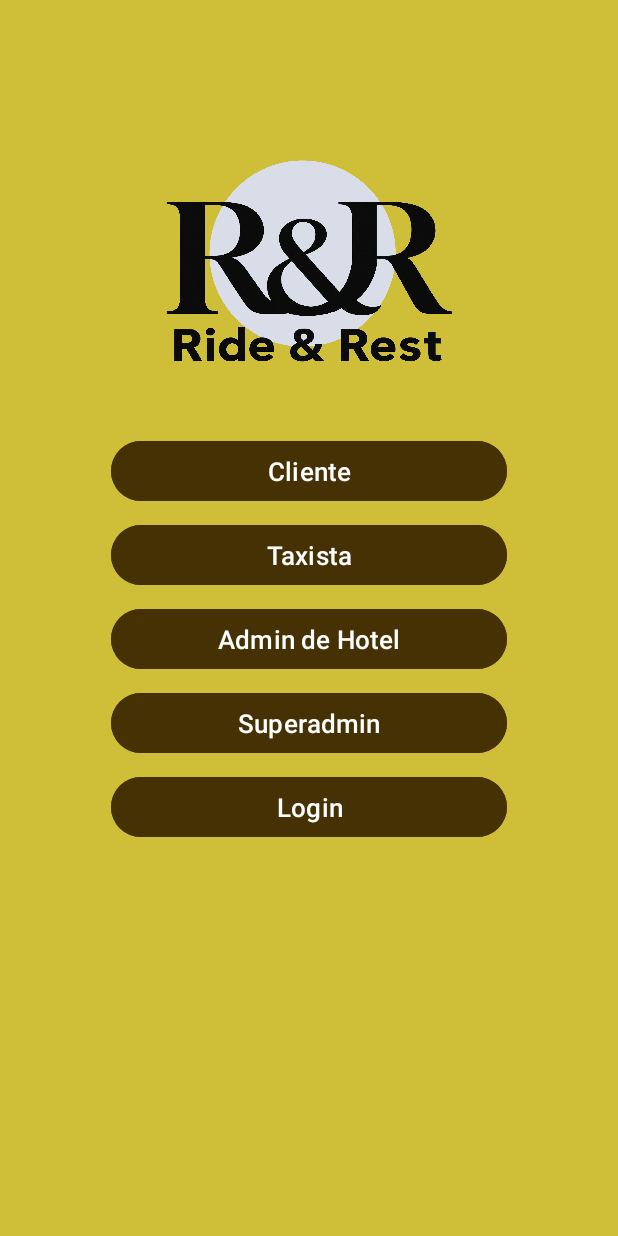
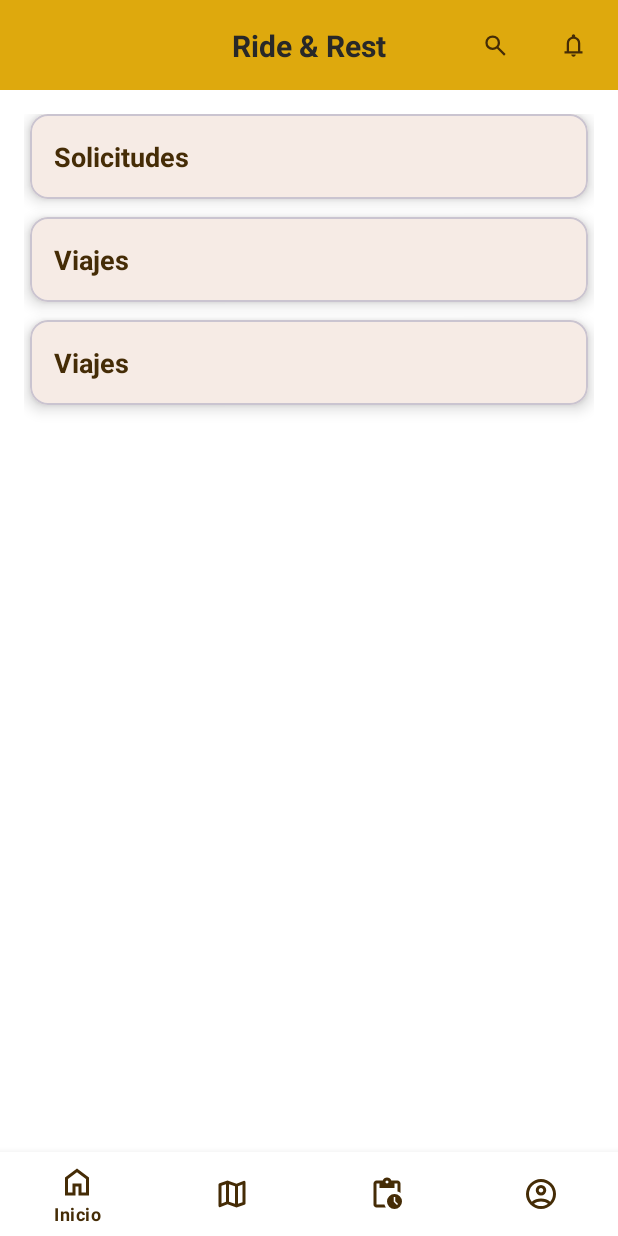
Before and after one commit to atl1998/IOT-RIDE-REST, an Android app: the screen it shows after launch (MainActivity before the commit, TaxistaMain after it), after a tap on "Taxista", on a phone screen of 412 x 824 dp. Run offline under Robolectric (Android 15) with nearby library versions, the phone set to English and light mode, and no system bars; Roboto replaces fonts that are not available here.

Commit message:
navigation del rol taxista

```diff
--- a/APP_R_R/app/src/main/AndroidManifest.xml
+++ b/APP_R_R/app/src/main/AndroidManifest.xml
@@ -85,6 +85,11 @@
 
             <!-- Puedes agregar un intent-filter si es necesario -->
         </activity>
+
+
+        <!-- seccion taxistaaaaaaaaaaaaaaaaaaaaaaaaaaaaaaaaaaaaaaaaaaaa -->
+        <activity android:name=".taxista.TaxistaMain" />
+        <!-- seccion taxistaaaaaaaaaaaaaaaaaaaaaaaaaaaaaaaaaaaaaaaaaaaa -->
         <activity
             android:name=".loginAndRegister.PostulacionTaxistaActivity"
             android:exported="false" />
--- a/APP_R_R/app/src/main/java/com/example/hotelreservaapp/MainActivity.java
+++ b/APP_R_R/app/src/main/java/com/example/hotelreservaapp/MainActivity.java
@@ -11,6 +11,8 @@ import com.example.hotelreservaapp.cliente.HomeCliente;
 import com.example.hotelreservaapp.cliente.ListaHotelesCliente;
 import com.example.hotelreservaapp.loginAndRegister.InicioActivity;
 import com.example.hotelreservaapp.superadmin.SuperAdminActivity;
+import com.example.hotelreservaapp.taxista.TaxistaMain;
+import com.example.hotelreservaapp.taxista.fragments.TaxiInicioFragment;
 import com.google.android.material.button.MaterialButton;
 
 public class MainActivity extends AppCompatActivity {
@@ -37,7 +39,7 @@ public class MainActivity extends AppCompatActivity {
         });
 
         btnTaxista.setOnClickListener(v -> {
-            // startActivity(new Intent(this, TaxistaActivity.class));
+            startActivity(new Intent(this, TaxistaMain.class));
         });
 
         btnAdminHotel.setOnClickListener(v -> {
--- /dev/null
+++ b/APP_R_R/app/src/main/java/com/example/hotelreservaapp/taxista/TaxistaMain.java
@@ -0,0 +1,55 @@
+package com.example.hotelreservaapp.taxista;
+
+import android.os.Bundle;
+import androidx.annotation.NonNull;
+import androidx.appcompat.app.AppCompatActivity;
+import androidx.fragment.app.Fragment;
+import com.example.hotelreservaapp.R;
+import com.example.hotelreservaapp.taxista.fragments.TaxiInicioFragment;
+import com.example.hotelreservaapp.taxista.fragments.TaxiMapaFragment;
+import com.example.hotelreservaapp.taxista.fragments.TaxiHistorialFragment;
+import com.example.hotelreservaapp.taxista.fragments.TaxiPerfilFragment;
+import com.google.android.material.bottomnavigation.BottomNavigationView;
+
+public class TaxistaMain extends AppCompatActivity {
+
+    @Override
+    protected void onCreate(Bundle savedInstanceState) {
+        super.onCreate(savedInstanceState);
+        setContentView(R.layout.taxista_activity_main);
+
+        BottomNavigationView bottomNav = findViewById(R.id.bottomNavigationTaxista);
+        bottomNav.setOnItemSelectedListener(navListener);
+
+        // Fragmento inicial por defecto
+        if (savedInstanceState == null) {
+            getSupportFragmentManager().beginTransaction()
+                    .replace(R.id.fragmentContainerTaxista, new TaxiInicioFragment())
+                    .commit();
+        }
+    }
+
+    private final BottomNavigationView.OnItemSelectedListener navListener =
+            item -> {
+                Fragment selectedFragment = null;
+
+                int itemId = item.getItemId();
+                if (itemId == R.id.inicioTaxista) {
+                    selectedFragment = new TaxiInicioFragment();
+                } else if (itemId == R.id.mapaTaxista) {
+                    selectedFragment = new TaxiMapaFragment();
+                } else if (itemId == R.id.historialTaxista) {
+                    selectedFragment = new TaxiHistorialFragment();
+                } else if (itemId == R.id.perfilTaxista) {
+                    selectedFragment = new TaxiPerfilFragment();
+                }
+
+                if (selectedFragment != null) {
+                    getSupportFragmentManager().beginTransaction()
+                            .replace(R.id.fragmentContainerTaxista, new TaxiInicioFragment())
+                            .commit();
+                    return true;
+                }
+                return false;
+            };
+}
--- /dev/null
+++ b/APP_R_R/app/src/main/java/com/example/hotelreservaapp/taxista/fragments/TaxiHistorialFragment.java
@@ -0,0 +1,6 @@
+package com.example.hotelreservaapp.taxista.fragments;
+
+import androidx.fragment.app.Fragment;
+
+public class TaxiHistorialFragment extends Fragment {
+}
--- /dev/null
+++ b/APP_R_R/app/src/main/java/com/example/hotelreservaapp/taxista/fragments/TaxiInicioFragment.java
@@ -0,0 +1,51 @@
+package com.example.hotelreservaapp.taxista.fragments;
+
+import android.os.Bundle;
+import android.view.LayoutInflater;
+import android.view.View;
+import android.view.ViewGroup;
+import androidx.annotation.NonNull;
+import androidx.annotation.Nullable;
+import androidx.fragment.app.Fragment;
+import androidx.fragment.app.FragmentTransaction;
+
+import com.example.hotelreservaapp.R;
+import com.google.android.material.card.MaterialCardView;
+
+public class TaxiInicioFragment extends Fragment {
+
+    private MaterialCardView cardSolicitudes, cardViajes, cardHistorial;
+
+    public TaxiInicioFragment() {}
+
+    @Nullable
+    @Override
+    public View onCreateView(@NonNull LayoutInflater inflater, @Nullable ViewGroup container, @Nullable Bundle savedInstanceState) {
+        View view = inflater.inflate(R.layout.taxista_fragment_inicio, container, false);
+
+        // Referencias a las tarjetas
+        cardSolicitudes = view.findViewById(R.id.cardSolicitudes);
+        cardViajes = view.findViewById(R.id.cardViajes);
+        cardHistorial = view.findViewById(R.id.cardHistorial);
+
+        // Click en Solicitudes -> fragment de mapa
+        cardSolicitudes.setOnClickListener(v -> abrirFragment(new TaxiMapaFragment()));
+
+        // Click en Viajes (podrías cambiar esto a un fragment de viajes activos si tienes)
+        cardViajes.setOnClickListener(v -> abrirFragment(new TaxiMapaFragment()));
+
+        // Click en Historial
+        cardHistorial.setOnClickListener(v -> abrirFragment(new TaxiHistorialFragment()));
+
+        return view;
+    }
+
+    private void abrirFragment(Fragment fragment) {
+        FragmentTransaction transaction = requireActivity()
+                .getSupportFragmentManager()
+                .beginTransaction();
+        transaction.replace(R.id.fragmentContainerTaxista, fragment); // Este ID debe coincidir con el del contenedor
+        transaction.addToBackStack(null);
+        transaction.commit();
+    }
+}
--- /dev/null
+++ b/APP_R_R/app/src/main/java/com/example/hotelreservaapp/taxista/fragments/TaxiMapaFragment.java
@@ -0,0 +1,6 @@
+package com.example.hotelreservaapp.taxista.fragments;
+
+import androidx.fragment.app.Fragment;
+
+public class TaxiMapaFragment extends Fragment {
+}
--- /dev/null
+++ b/APP_R_R/app/src/main/java/com/example/hotelreservaapp/taxista/fragments/TaxiPerfilFragment.java
@@ -0,0 +1,6 @@
+package com.example.hotelreservaapp.taxista.fragments;
+
+import androidx.fragment.app.Fragment;
+
+public class TaxiPerfilFragment extends Fragment {
+}
--- /dev/null
+++ b/APP_R_R/app/src/main/res/layout/taxista_activity_main.xml
@@ -0,0 +1,30 @@
+<?xml version="1.0" encoding="utf-8"?>
+<androidx.coordinatorlayout.widget.CoordinatorLayout
+    xmlns:android="http://schemas.android.com/apk/res/android"
+    xmlns:app="http://schemas.android.com/apk/res-auto"
+    android:layout_width="match_parent"
+    android:layout_height="match_parent">
+
+    <FrameLayout
+        android:id="@+id/fragmentContainerTaxista"
+        android:layout_width="match_parent"
+        android:layout_height="match_parent"
+        android:layout_marginTop="0dp"
+        android:layout_weight="1"
+        app:layout_constraintBottom_toTopOf="@id/bottomNavigationTaxista"
+        app:layout_constraintTop_toTopOf="parent" />
+
+
+
+
+    <com.google.android.material.bottomnavigation.BottomNavigationView
+        android:id="@+id/bottomNavigationTaxista"
+        android:layout_width="match_parent"
+        android:layout_height="wrap_content"
+        android:layout_gravity="bottom"
+        android:background="@color/white"
+        app:itemIconTint="@color/marron_oscuro"
+        app:itemTextColor="@color/marron_oscuro"
+        app:menu="@menu/taxista_menu_navigation" />
+
+</androidx.coordinatorlayout.widget.CoordinatorLayout>
--- /dev/null
+++ b/APP_R_R/app/src/main/res/layout/taxista_fragment_historial.xml
@@ -0,0 +1,6 @@
+<?xml version="1.0" encoding="utf-8"?>
+<androidx.constraintlayout.widget.ConstraintLayout xmlns:android="http://schemas.android.com/apk/res/android"
+    android:layout_width="match_parent"
+    android:layout_height="match_parent">
+
+</androidx.constraintlayout.widget.ConstraintLayout>
--- /dev/null
+++ b/APP_R_R/app/src/main/res/layout/taxista_fragment_inicio.xml
@@ -0,0 +1,174 @@
+<?xml version="1.0" encoding="utf-8"?>
+<androidx.constraintlayout.widget.ConstraintLayout
+    xmlns:android="http://schemas.android.com/apk/res/android"
+    xmlns:app="http://schemas.android.com/apk/res-auto"
+    xmlns:tools="http://schemas.android.com/tools"
+    android:background="#FFFFFF"
+    android:id="@+id/taxi_main"
+    android:layout_width="match_parent"
+    android:layout_height="match_parent"
+    tools:context=".taxista.fragments.TaxiInicioFragment">
+
+    <!-- Encabezado amarillo -->
+    <LinearLayout
+        android:id="@+id/headerLayout"
+        android:layout_width="match_parent"
+        android:layout_height="wrap_content"
+        android:orientation="vertical"
+        android:background="@color/amarillo_dorado"
+        app:layout_constraintTop_toTopOf="parent"
+        app:layout_constraintEnd_toEndOf="parent">
+
+        <!-- Título + Busqueda + Notificaciones -->
+        <androidx.constraintlayout.widget.ConstraintLayout
+            android:layout_width="match_parent"
+            android:layout_height="wrap_content"
+            android:padding="6dp">
+
+            <TextView
+                android:id="@+id/titulo"
+                android:layout_width="wrap_content"
+                android:layout_height="wrap_content"
+                android:text="Ride &amp; Rest"
+                android:textColor="#282828"
+                android:textSize="20sp"
+                android:textStyle="bold"
+                android:gravity="center"
+                app:layout_constraintStart_toStartOf="parent"
+                app:layout_constraintEnd_toEndOf="parent"
+                app:layout_constraintTop_toTopOf="parent"
+                app:layout_constraintBottom_toBottomOf="parent"/>
+
+            <com.google.android.material.button.MaterialButton
+                android:id="@+id/buscar"
+                android:layout_width="48dp"
+                android:layout_height="48dp"
+                android:backgroundTint="@color/transparente"
+                app:icon="@drawable/search_24dp_e3e3e3_fill0_wght400_grad0_opsz24"
+                app:iconTint="@color/marron_oscuro"
+                app:iconGravity="textStart"
+                app:iconPadding="0dp"
+                android:padding="15dp"
+                android:minWidth="0dp"
+                android:minHeight="0dp"
+                android:contentDescription="Buscar"
+                app:layout_constraintTop_toTopOf="parent"
+                app:layout_constraintEnd_toStartOf="@+id/notificaciones_cliente"
+                app:layout_constraintBottom_toBottomOf="parent"
+                android:layout_marginEnd="4dp"/>
+
+            <com.google.android.material.button.MaterialButton
+                android:id="@+id/notificaciones_cliente"
+                android:layout_width="48dp"
+                android:layout_height="48dp"
+                android:backgroundTint="@color/transparente"
+                app:icon="@drawable/notifications_24dp_e3e3e3_fill0_wght400_grad0_opsz24"
+                app:iconTint="@color/marron_oscuro"
+                app:iconGravity="textStart"
+                app:iconPadding="0dp"
+                android:padding="15dp"
+                android:minWidth="0dp"
+                android:minHeight="0dp"
+                android:contentDescription="Notificaciones"
+                app:layout_constraintTop_toTopOf="parent"
+                app:layout_constraintEnd_toEndOf="parent"
+                app:layout_constraintBottom_toBottomOf="parent"/>
+        </androidx.constraintlayout.widget.ConstraintLayout>
+    </LinearLayout>
+
+    <!-- ScrollView con tarjetas -->
+    <ScrollView
+        android:id="@+id/scrollArea"
+        android:layout_width="0dp"
+        android:layout_height="0dp"
+        android:fillViewport="true"
+        app:layout_constraintTop_toBottomOf="@id/headerLayout"
+        app:layout_constraintBottom_toBottomOf="parent"
+        app:layout_constraintStart_toStartOf="parent"
+        app:layout_constraintEnd_toEndOf="parent">
+
+        <LinearLayout
+            android:layout_width="match_parent"
+            android:layout_height="wrap_content"
+            android:orientation="vertical"
+            android:padding="16dp">
+
+            <com.google.android.material.card.MaterialCardView
+                android:id="@+id/cardSolicitudes"
+                style="@style/EstiloTarjetaInicio"
+                android:layout_width="match_parent"
+                android:layout_height="wrap_content"
+                android:layout_marginBottom="12dp">
+
+                <LinearLayout
+                    android:layout_width="match_parent"
+                    android:layout_height="wrap_content"
+                    android:padding="16dp"
+                    android:orientation="vertical">
+
+                    <TextView
+                        android:layout_width="wrap_content"
+                        android:layout_height="wrap_content"
+                        android:text="Solicitudes"
+                        android:textColor="@color/marron_oscuro"
+                        android:textSize="18sp"
+                        android:textStyle="bold" />
+
+                </LinearLayout>
+            </com.google.android.material.card.MaterialCardView>
+
+
+            <!-- Tarjeta Viajes Actuales -->
+            <com.google.android.material.card.MaterialCardView
+                android:id="@+id/cardViajes"
+                style="@style/EstiloTarjetaInicio"
+                android:layout_width="match_parent"
+                android:layout_height="wrap_content"
+                android:layout_marginBottom="12dp">
+
+                <LinearLayout
+                    android:layout_width="match_parent"
+                    android:layout_height="wrap_content"
+                    android:padding="16dp"
+                    android:orientation="vertical">
+
+                    <TextView
+                        android:layout_width="wrap_content"
+                        android:layout_height="wrap_content"
+                        android:text="Viajes"
+                        android:textColor="@color/marron_oscuro"
+                        android:textSize="18sp"
+                        android:textStyle="bold" />
+
+                </LinearLayout>
+            </com.google.android.material.card.MaterialCardView>
+
+            <!-- Tarjeta Historial -->
+            <com.google.android.material.card.MaterialCardView
+                android:id="@+id/cardHistorial"
+                style="@style/EstiloTarjetaInicio"
+                android:layout_width="match_parent"
+                android:layout_height="wrap_content"
+                android:layout_marginBottom="12dp">
+
+                <LinearLayout
+                    android:layout_width="match_parent"
+                    android:layout_height="wrap_content"
+                    android:padding="16dp"
+                    android:orientation="vertical">
+
+                    <TextView
+                        android:layout_width="wrap_content"
+                        android:layout_height="wrap_content"
+                        android:text="Viajes"
+                        android:textColor="@color/marron_oscuro"
+                        android:textSize="18sp"
+                        android:textStyle="bold" />
+
+                </LinearLayout>
+            </com.google.android.material.card.MaterialCardView>
+
+        </LinearLayout>
+    </ScrollView>
+
+</androidx.constraintlayout.widget.ConstraintLayout>
--- /dev/null
+++ b/APP_R_R/app/src/main/res/layout/taxista_fragment_mapa.xml
@@ -0,0 +1,6 @@
+<?xml version="1.0" encoding="utf-8"?>
+<androidx.constraintlayout.widget.ConstraintLayout xmlns:android="http://schemas.android.com/apk/res/android"
+    android:layout_width="match_parent"
+    android:layout_height="match_parent">
+
+</androidx.constraintlayout.widget.ConstraintLayout>
--- /dev/null
+++ b/APP_R_R/app/src/main/res/layout/taxista_fragment_perfil.xml
@@ -0,0 +1,6 @@
+<?xml version="1.0" encoding="utf-8"?>
+<androidx.constraintlayout.widget.ConstraintLayout xmlns:android="http://schemas.android.com/apk/res/android"
+    android:layout_width="match_parent"
+    android:layout_height="match_parent">
+
+</androidx.constraintlayout.widget.ConstraintLayout>
--- /dev/null
+++ b/APP_R_R/app/src/main/res/menu/taxista_menu_navigation.xml
@@ -0,0 +1,23 @@
+<?xml version="1.0" encoding="utf-8"?>
+<menu xmlns:android="http://schemas.android.com/apk/res/android">
+    <item
+        android:title="Inicio"
+        android:icon="@drawable/home_24dp"
+        android:id="@+id/inicioTaxista">
+    </item>
+    <item
+        android:title="Mapa"
+        android:icon="@drawable/map_24dp"
+        android:id="@+id/mapaTaxista">
+    </item>
+    <item
+        android:title="Historial"
+        android:icon="@drawable/pending_actions_icon"
+        android:id="@+id/historialTaxista">
+    </item>
+    <item
+        android:title="Perfil"
+        android:icon="@drawable/account_circle_24dp"
+        android:id="@+id/perfilTaxista">
+    </item>
+</menu>
--- a/APP_R_R/app/src/main/res/values/styles.xml
+++ b/APP_R_R/app/src/main/res/values/styles.xml
@@ -40,4 +40,17 @@
         <item name="android:maxHeight">22dp</item>
     </style>
 
+    <style name="EstiloTarjetaInicio" parent="Widget.MaterialComponents.CardView">
+        <item name="cardCornerRadius">12dp</item>
+        <item name="cardElevation">6dp</item>
+        <item name="android:layout_marginBottom">12dp</item>
+        <item name="android:layout_marginHorizontal">4dp</item>
+        <item name="android:clickable">true</item>
+        <item name="android:focusable">true</item>
+        <item name="android:foreground">?android:attr/selectableItemBackground</item>
+    </style>
+
+
+
+
 </resources>
```
